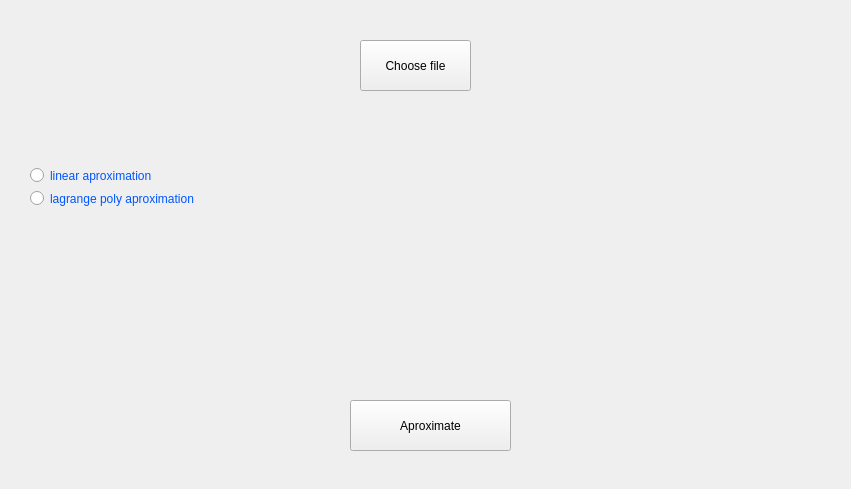
The window that Ploteus/add_table.ui (Atsanda/Ploteus) describes before a commit, drawn with Qt 5.
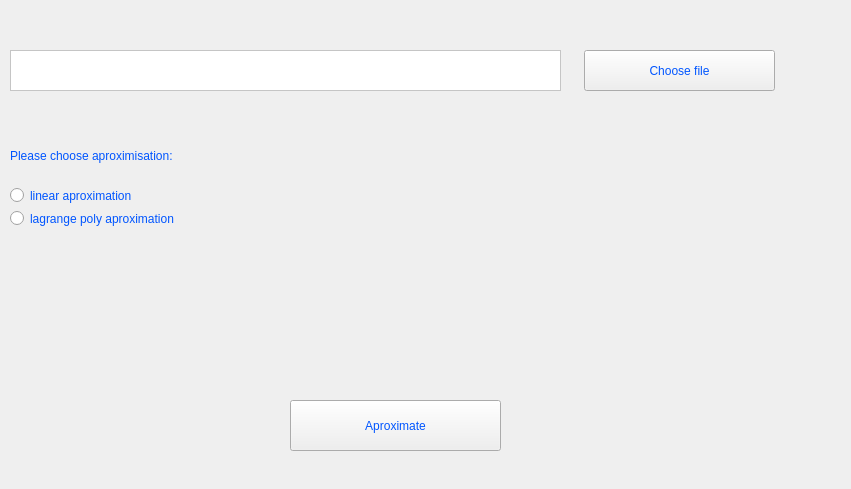
The same window after the commit. Icons and pictures are not drawn.

```diff
--- a/Ploteus/add_table.ui
+++ b/Ploteus/add_table.ui
@@ -16,12 +16,17 @@
   <widget class="QPushButton" name="Choose_file">
    <property name="geometry">
     <rect>
-     <x>360</x>
-     <y>40</y>
-     <width>111</width>
-     <height>51</height>
+     <x>584</x>
+     <y>50</y>
+     <width>191</width>
+     <height>41</height>
     </rect>
    </property>
+   <property name="styleSheet">
+    <string notr="true">background-image: url(:/window/Button.png);
+color: rgb(0, 85, 255);
+font: 15pt &quot;MS Shell Dlg 2&quot;;</string>
+   </property>
    <property name="text">
     <string>Choose file</string>
    </property>
@@ -29,12 +34,17 @@
   <widget class="QPushButton" name="Start_aproximate">
    <property name="geometry">
     <rect>
-     <x>350</x>
+     <x>290</x>
      <y>400</y>
-     <width>161</width>
+     <width>211</width>
      <height>51</height>
     </rect>
    </property>
+   <property name="styleSheet">
+    <string notr="true">background-image: url(:/window/Button.png);
+color: rgb(0, 85, 255);
+font: 15pt &quot;MS Shell Dlg 2&quot;;</string>
+   </property>
    <property name="text">
     <string>Aproximate</string>
    </property>
@@ -42,8 +52,8 @@
   <widget class="QRadioButton" name="linear">
    <property name="geometry">
     <rect>
-     <x>30</x>
-     <y>160</y>
+     <x>10</x>
+     <y>180</y>
      <width>181</width>
      <height>31</height>
     </rect>
@@ -60,8 +70,8 @@
   <widget class="QRadioButton" name="lagrange">
    <property name="geometry">
     <rect>
-     <x>30</x>
-     <y>190</y>
+     <x>10</x>
+     <y>210</y>
      <width>191</width>
      <height>17</height>
     </rect>
@@ -75,6 +85,43 @@
     <string>lagrange poly aproximation</string>
    </property>
   </widget>
+  <widget class="QLabel" name="File_Path">
+   <property name="geometry">
+    <rect>
+     <x>10</x>
+     <y>50</y>
+     <width>551</width>
+     <height>41</height>
+    </rect>
+   </property>
+   <property name="styleSheet">
+    <string notr="true">background-color: rgb(255, 255, 255);</string>
+   </property>
+   <property name="frameShape">
+    <enum>QFrame::StyledPanel</enum>
+   </property>
+   <property name="text">
+    <string/>
+   </property>
+  </widget>
+  <widget class="QLabel" name="label">
+   <property name="geometry">
+    <rect>
+     <x>10</x>
+     <y>130</y>
+     <width>281</width>
+     <height>51</height>
+    </rect>
+   </property>
+   <property name="styleSheet">
+    <string notr="true">font: 75 12pt &quot;Arial&quot;;
+color: rgb(0, 85, 255);
+</string>
+   </property>
+   <property name="text">
+    <string>Please choose aproximisation:</string>
+   </property>
+  </widget>
  </widget>
  <resources/>
  <connections/>
```
